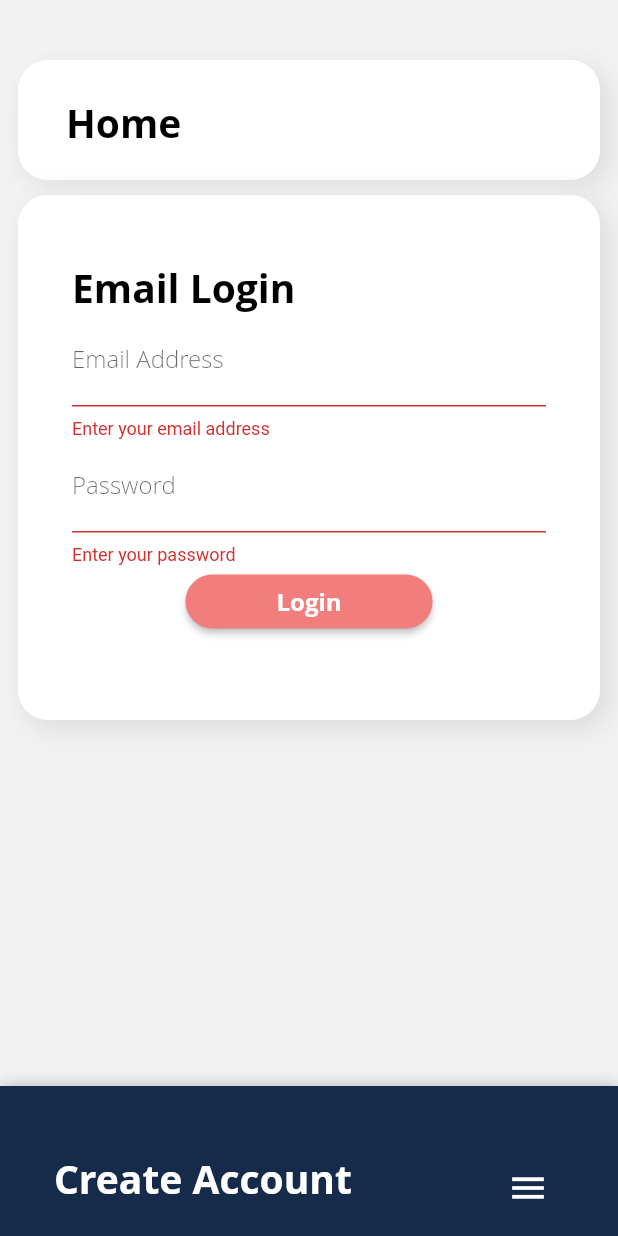
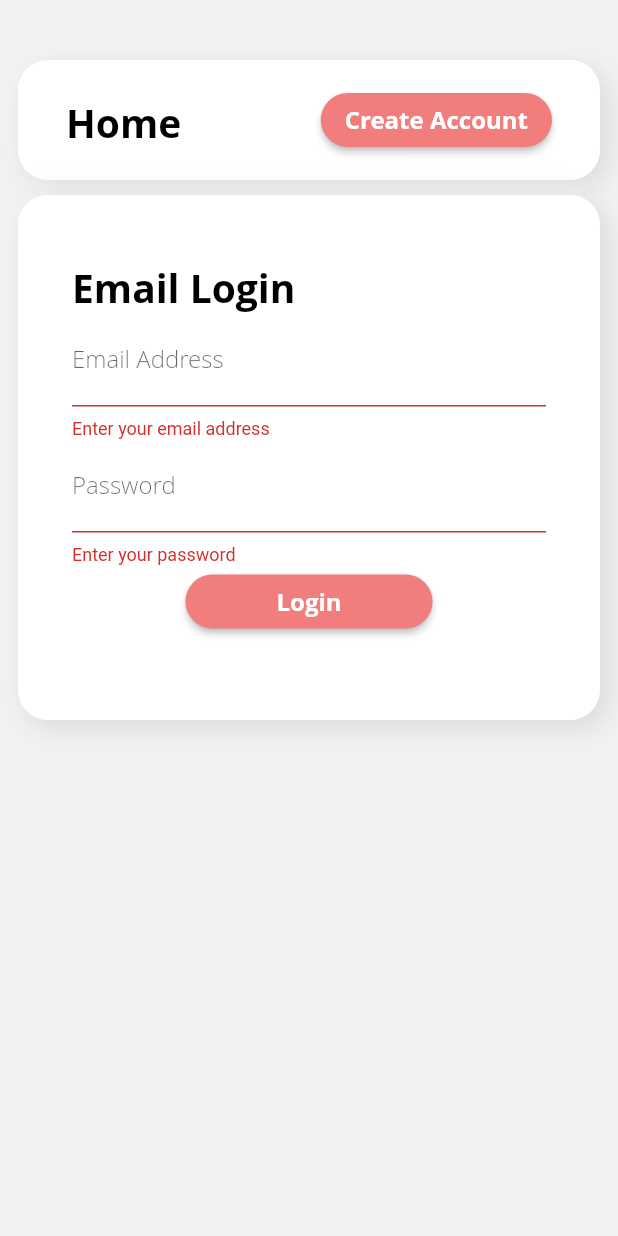
Before and after one commit to gmurr20/dubs_app, a Flutter app: the screen it shows after launch, after a tap on "Login", on a phone screen of 412 x 824 dp. Run offline on Flutter 3.47's test engine with Material 2 defaults, Android fonts, the phone set to English and light mode, and no system bars; drawn by our look-alikes of sliding_up_panel; our stand-ins replace bloc, equatable, firebase_auth, flutter_bloc, flutter_svg; missing offline and left inert: adobe_xd; accounts and stored records are empty; Roboto replaces fonts that are missing (Open Sans).

Commit message:
Updated UI for sliding panel and added a creat account button on the homepage header

```diff
--- a/lib/screen/login/login_page.dart
+++ b/lib/screen/login/login_page.dart
@@ -7,6 +7,8 @@ import 'package:sliding_up_panel/sliding_up_panel.dart';
 import 'package:dubs_app/DesignSystem/colors.dart';
 import 'package:dubs_app/DesignSystem/dimensions.dart';
 import 'new_user_form.dart';
+
+PanelController _pc = PanelController();
 
 // comment to test shit
 class LoginPage extends StatefulWidget {
@@ -29,12 +31,14 @@ class _LoginPageState extends State<LoginPage> {
       Scaffold(
         backgroundColor: const Color(0xfff2f2f2),
         body: SlidingUpPanel(
-            color: Color(0xFF162A49),
+            color: Color(0xFFF27D7D),
+            header: CloseButton(),
+            controller: _pc,
             backdropEnabled: true,
             backdropColor: DarwinWhite,
             backdropOpacity: .9,
             backdropTapClosesPanel: true,
-            minHeight: 100,
+            minHeight: 0,
             maxHeight: MediaQuery.of(context).size.height,
             panel: Container(
               child: NewUserForm(userRepository: _userRepository),
@@ -57,7 +61,8 @@ class _LoginPageState extends State<LoginPage> {
                               blurRadius: 15)
                         ],
                       ),
-                      child: Container(
+                      child: Stack(children: [
+                        Container(
                           padding:
                               spacer.left.md + spacer.top.xs + spacer.bottom.xs,
                           decoration: BoxDecoration(
@@ -80,6 +85,20 @@ class _LoginPageState extends State<LoginPage> {
                             ),
                           ),
                         ),
+                        Container(
+                          alignment: Alignment.topRight,
+                          padding: spacer.top.xs + spacer.bottom.xs,
+                          margin: spacer.right.md,
+                          child: RaisedButton(
+                            shape: RoundedRectangleBorder(
+                              borderRadius: BorderRadius.circular(20),
+                            ),
+                            child: Text('Create Account', style: primaryPBold),
+                            color: DarwinRed,
+                            onPressed: () => _pc.open(),
+                          ),
+                        ),
+                      ]),
                     ),
                     // Modal containing login form
                     Container(
@@ -117,3 +136,19 @@ class _LoginPageState extends State<LoginPage> {
     ]);
   }
 }
+
+class CloseButton extends StatelessWidget {
+  @override
+  Widget build(BuildContext context) {
+    return Positioned(
+      child: IconButton(
+        alignment: Alignment.topLeft,
+        padding: spacer.top.lg + spacer.left.md,
+        icon: Icon(Icons.close),
+        color: Colors.white,
+        iconSize: 28,
+        onPressed: () => _pc.close(),
+      ),
+    );
+  }
+}
--- a/lib/screen/login/new_user_form.dart
+++ b/lib/screen/login/new_user_form.dart
@@ -8,6 +8,7 @@ import 'package:flutter/material.dart';
 import 'package:flutter_bloc/flutter_bloc.dart';
 import 'package:dubs_app/DesignSystem/texts.dart';
 import 'package:dubs_app/DesignSystem/dimensions.dart';
+import 'package:sliding_up_panel/sliding_up_panel.dart';
 
 class NewUserForm extends StatefulWidget {
   final UserRepository userRepository;
@@ -67,9 +68,10 @@ class _NewUserFormState extends State<NewUserForm> {
 
   Widget _buildNewUserForm(NewUserState state) {
     return Stack(children: [
+      Column(children: [
         Container(
           alignment: Alignment.topLeft,
-        padding: spacer.top.xxs,
+          padding: spacer.top.xxl + spacer.bottom.xs,
           margin: spacer.left.none,
           child: Text(
             'Create Account',
@@ -78,15 +80,6 @@ class _NewUserFormState extends State<NewUserForm> {
           ),
         ),
         Container(
-        alignment: Alignment.topRight,
-        padding: spacer.top.xxs,
-        margin: spacer.right.none,
-        child: MenuButton(),
-      ),
-      Column(children: [
-        Container(
-            padding: spacer.top.md,
-            margin: EdgeInsets.only(top: 25),
             child: TextFormField(
                 style: TextStyle(
                   color: Colors.white,
@@ -226,7 +219,7 @@ class MenuButton extends StatelessWidget {
         icon: Icon(Icons.menu),
         color: Colors.white,
         iconSize: 28,
-        onPressed: () {/* Need to enter code here to open panel fully */},
+        onPressed: () {},
       ),
     );
   }
```
Lines whose indentation alone changed are shown as unchanged.
